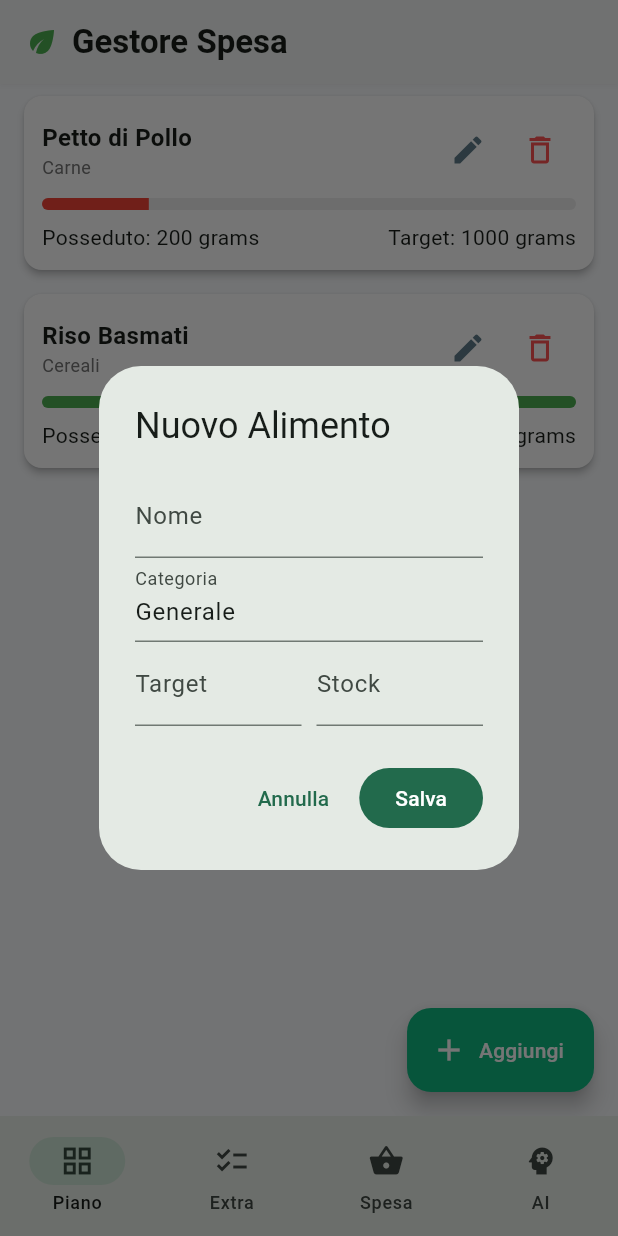
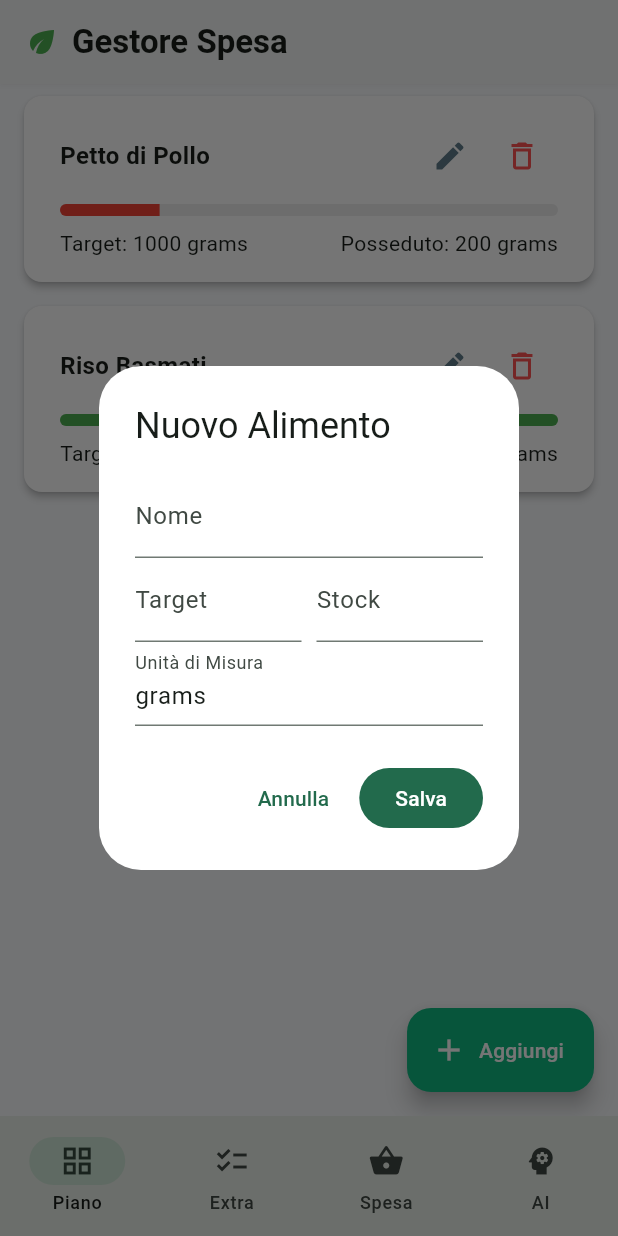
Before and after one commit to MirkodeCillis/dietando, a Flutter app: the screen it shows after launch, after a tap on "Aggiungi", on a phone screen of 412 x 824 dp. Run offline on Flutter 3.47's test engine with Material 3 defaults, Android fonts, the light colour scheme and no system bars; our stand-ins replace google_generative_ai, shared_preferences.

Commit message:
fix(Diet): remove category field

```diff
--- a/lib/models/models.dart
+++ b/lib/models/models.dart
@@ -6,7 +6,6 @@ class DietItem {
   double weeklyTarget;
   double currentStock;
   Unit unit;
-  String category;
 
   DietItem({
     required this.id,
@@ -14,7 +13,6 @@ class DietItem {
     required this.weeklyTarget,
     required this.currentStock,
     required this.unit,
-    this.category = 'Generale',
   });
 
   Map<String, dynamic> toJson() => {
@@ -23,7 +21,6 @@ class DietItem {
         'weeklyTarget': weeklyTarget,
         'currentStock': currentStock,
         'unit': unit.index,
-        'category': category,
       };
 
   factory DietItem.fromJson(Map<String, dynamic> json) => DietItem(
@@ -32,7 +29,6 @@ class DietItem {
         weeklyTarget: (json['weeklyTarget'] as num).toDouble(),
         currentStock: (json['currentStock'] as num).toDouble(),
         unit: Unit.values[json['unit']],
-        category: json['category'] ?? 'Generale',
       );
 }
 
--- a/lib/screens/diet.dart
+++ b/lib/screens/diet.dart
@@ -30,7 +30,7 @@ class DietPage extends StatelessWidget {
           return Card(
             margin: const EdgeInsets.symmetric(horizontal: 16, vertical: 8),
             child: Padding(
-              padding: const EdgeInsets.all(12.0),
+              padding: const EdgeInsets.symmetric(horizontal: 24, vertical: 16),
               child: Column(
                 children: [
                   Row(
@@ -40,7 +40,6 @@ class DietPage extends StatelessWidget {
                           crossAxisAlignment: CrossAxisAlignment.start,
                           children: [
                             Text(item.name, style: const TextStyle(fontWeight: FontWeight.bold, fontSize: 16)),
-                            Text(item.category, style: TextStyle(color: Colors.grey[600], fontSize: 12)),
                           ],
                         ),
                       ),
@@ -71,8 +70,8 @@ class DietPage extends StatelessWidget {
                   Row(
                     mainAxisAlignment: MainAxisAlignment.spaceBetween,
                     children: [
+                      Text("Target: ${item.weeklyTarget.toStringAsFixed(0)} ${item.unit.name}"),
                       Text("Posseduto: ${item.currentStock.toStringAsFixed(0)} ${item.unit.name}"),
-                      Text("Target: ${item.weeklyTarget.toStringAsFixed(0)} ${item.unit.name}"),
                     ],
                   )
                 ],
@@ -88,23 +87,24 @@ class DietPage extends StatelessWidget {
     final nameCtrl = TextEditingController(text: item?.name ?? '');
     final targetCtrl = TextEditingController(text: item?.weeklyTarget.toString() ?? '');
     final stockCtrl = TextEditingController(text: item?.currentStock.toString() ?? '');
-    final catCtrl = TextEditingController(text: item?.category ?? 'Generale');
+    final unitCtrl = TextEditingController(text: item?.unit.name ?? Unit.grams.name);
 
     showDialog(context: context, builder: (ctx) => AlertDialog(
+      backgroundColor: Colors.white,
       title: Text(item == null ? "Nuovo Alimento" : "Modifica Alimento"),
       content: SingleChildScrollView(
         child: Column(
           mainAxisSize: MainAxisSize.min,
           children: [
             TextField(controller: nameCtrl, decoration: const InputDecoration(labelText: "Nome")),
-            TextField(controller: catCtrl, decoration: const InputDecoration(labelText: "Categoria")),
             Row(
               children: [
                 Expanded(child: TextField(controller: targetCtrl, keyboardType: TextInputType.number, decoration: const InputDecoration(labelText: "Target"))),
                 const SizedBox(width: 10),
                 Expanded(child: TextField(controller: stockCtrl, keyboardType: TextInputType.number, decoration: const InputDecoration(labelText: "Stock"))),
               ],
-            )
+            ),
+            TextField(controller: unitCtrl, decoration: const InputDecoration(labelText: "Unità di Misura")),
           ],
         ),
       ),
@@ -117,7 +117,6 @@ class DietPage extends StatelessWidget {
             weeklyTarget: double.tryParse(targetCtrl.text) ?? 0,
             currentStock: double.tryParse(stockCtrl.text) ?? 0,
             unit: Unit.grams, // Semplificato
-            category: catCtrl.text,
           );
 
           if (item == null) {
--- a/lib/services/data_service.dart
+++ b/lib/services/data_service.dart
@@ -19,8 +19,8 @@ class DataService {
     if (encoded == null) {
       // Dati di default come nell'app React
       return [
-        DietItem(id: '1', name: 'Petto di Pollo', weeklyTarget: 1000, currentStock: 200, unit: Unit.grams, category: 'Carne'),
-        DietItem(id: '2', name: 'Riso Basmati', weeklyTarget: 700, currentStock: 700, unit: Unit.grams, category: 'Cereali'),
+        DietItem(id: '1', name: 'Petto di Pollo', weeklyTarget: 1000, currentStock: 200, unit: Unit.grams),
+        DietItem(id: '2', name: 'Riso Basmati', weeklyTarget: 700, currentStock: 700, unit: Unit.grams),
       ];
     }
     final List<dynamic> decoded = jsonDecode(encoded);
```
